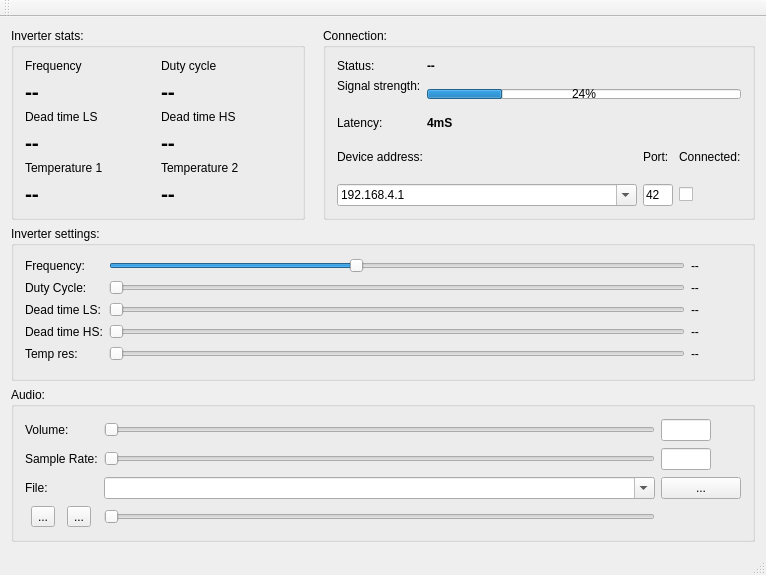
Before: the Qt Designer form Software/TeslaTuner/TeslaTuner/TeslaTuner.ui in kavionic/TeslaDriver, drawn with Qt 5.
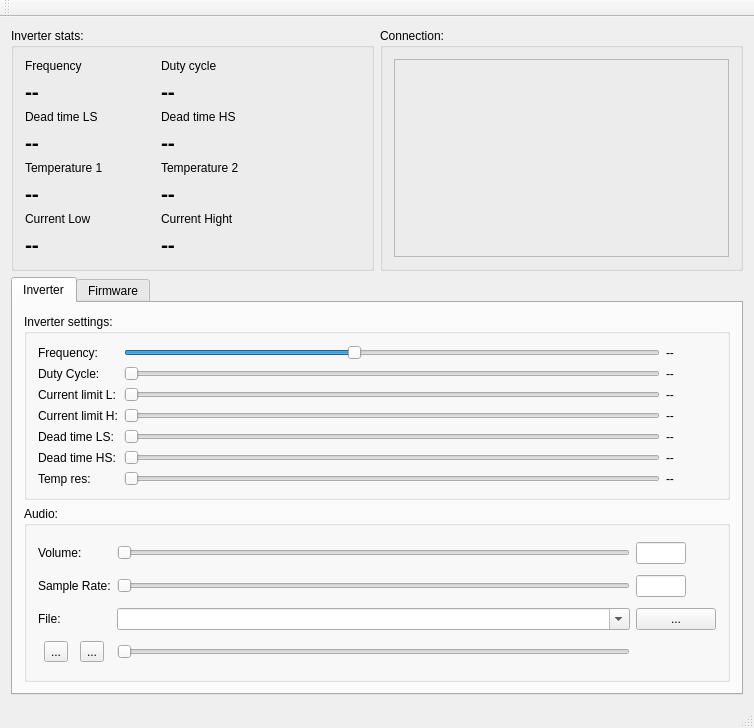
After: the same form once the commit is applied. Icons and pictures are not drawn. Custom widgets are drawn as their Qt base class.

Patch:
```diff
--- a/Software/TeslaTuner/TeslaTuner/TeslaTuner.ui
+++ b/Software/TeslaTuner/TeslaTuner/TeslaTuner.ui
@@ -6,8 +6,8 @@
    <rect>
     <x>0</x>
     <y>0</y>
-    <width>766</width>
-    <height>575</height>
+    <width>754</width>
+    <height>728</height>
    </rect>
   </property>
   <property name="windowTitle">
@@ -15,168 +15,6 @@
   </property>
   <widget class="QWidget" name="centralWidget">
    <layout class="QGridLayout" name="gridLayout">
-    <item row="2" column="0" colspan="4">
-     <widget class="QGroupBox" name="groupBox">
-      <property name="title">
-       <string>Inverter settings:</string>
-      </property>
-      <layout class="QGridLayout" name="gridLayout_2">
-       <item row="0" column="3">
-        <widget class="QLabel" name="m_FrequencySliderValue">
-         <property name="minimumSize">
-          <size>
-           <width>50</width>
-           <height>0</height>
-          </size>
-         </property>
-         <property name="text">
-          <string>--</string>
-         </property>
-        </widget>
-       </item>
-       <item row="1" column="3">
-        <widget class="QLabel" name="m_DutyCycleSliderValue">
-         <property name="text">
-          <string>--</string>
-         </property>
-        </widget>
-       </item>
-       <item row="0" column="2">
-        <widget class="QSlider" name="m_FrequencySlider">
-         <property name="minimum">
-          <number>65000</number>
-         </property>
-         <property name="maximum">
-          <number>150000</number>
-         </property>
-         <property name="singleStep">
-          <number>100</number>
-         </property>
-         <property name="pageStep">
-          <number>1000</number>
-         </property>
-         <property name="value">
-          <number>80000</number>
-         </property>
-         <property name="orientation">
-          <enum>Qt::Horizontal</enum>
-         </property>
-        </widget>
-       </item>
-       <item row="1" column="0">
-        <widget class="QLabel" name="label">
-         <property name="text">
-          <string>Duty Cycle:</string>
-         </property>
-        </widget>
-       </item>
-       <item row="3" column="0">
-        <widget class="QLabel" name="label_7">
-         <property name="text">
-          <string>Dead time HS:</string>
-         </property>
-        </widget>
-       </item>
-       <item row="3" column="3">
-        <widget class="QLabel" name="m_DeadTimeHSSliderValue">
-         <property name="text">
-          <string>--</string>
-         </property>
-        </widget>
-       </item>
-       <item row="3" column="2">
-        <widget class="QSlider" name="m_DeadTimeHSSlider">
-         <property name="maximum">
-          <number>255</number>
-         </property>
-         <property name="orientation">
-          <enum>Qt::Horizontal</enum>
-         </property>
-        </widget>
-       </item>
-       <item row="2" column="3">
-        <widget class="QLabel" name="m_DeadTimeLSSliderValue">
-         <property name="text">
-          <string>--</string>
-         </property>
-        </widget>
-       </item>
-       <item row="0" column="0">
-        <widget class="QLabel" name="label_3">
-         <property name="text">
-          <string>Frequency:</string>
-         </property>
-        </widget>
-       </item>
-       <item row="1" column="2">
-        <widget class="QSlider" name="m_DutyCycleSlider">
-         <property name="maximum">
-          <number>65535</number>
-         </property>
-         <property name="singleStep">
-          <number>655</number>
-         </property>
-         <property name="pageStep">
-          <number>6554</number>
-         </property>
-         <property name="orientation">
-          <enum>Qt::Horizontal</enum>
-         </property>
-        </widget>
-       </item>
-       <item row="2" column="2">
-        <widget class="QSlider" name="m_DeadTimeLSSlider">
-         <property name="maximum">
-          <number>255</number>
-         </property>
-         <property name="orientation">
-          <enum>Qt::Horizontal</enum>
-         </property>
-        </widget>
-       </item>
-       <item row="2" column="0">
-        <widget class="QLabel" name="label_5">
-         <property name="text">
-          <string>Dead time LS:</string>
-         </property>
-        </widget>
-       </item>
-       <item row="4" column="0">
-        <widget class="QLabel" name="label_18">
-         <property name="text">
-          <string>Temp res:</string>
-         </property>
-        </widget>
-       </item>
-       <item row="4" column="2">
-        <widget class="QSlider" name="m_TemperatureResolutionSlider">
-         <property name="minimum">
-          <number>9</number>
-         </property>
-         <property name="maximum">
-          <number>12</number>
-         </property>
-         <property name="pageStep">
-          <number>1</number>
-         </property>
-         <property name="orientation">
-          <enum>Qt::Horizontal</enum>
-         </property>
-         <property name="invertedAppearance">
-          <bool>false</bool>
-         </property>
-        </widget>
-       </item>
-       <item row="4" column="3">
-        <widget class="QLabel" name="m_TemperatureResolutionSliderValue">
-         <property name="text">
-          <string>--</string>
-         </property>
-        </widget>
-       </item>
-      </layout>
-     </widget>
-    </item>
     <item row="0" column="0">
      <widget class="QGroupBox" name="groupBox_2">
       <property name="title">
@@ -333,159 +171,274 @@
          </property>
         </widget>
        </item>
-      </layout>
-     </widget>
-    </item>
-    <item row="0" column="3">
-     <widget class="QGroupBox" name="groupBox_3">
-      <property name="title">
-       <string>Connection:</string>
-      </property>
-      <layout class="QVBoxLayout" name="verticalLayout">
-       <item>
-        <layout class="QGridLayout" name="gridLayout_3">
-         <item row="0" column="0">
-          <widget class="QLabel" name="label_4">
-           <property name="text">
-            <string>Status:</string>
-           </property>
-          </widget>
-         </item>
-         <item row="0" column="1">
-          <widget class="QLabel" name="m_ConnectionStatusView">
-           <property name="font">
-            <font>
-             <weight>75</weight>
-             <bold>true</bold>
-            </font>
-           </property>
-           <property name="text">
-            <string>--</string>
-           </property>
-          </widget>
-         </item>
-         <item row="3" column="1">
-          <widget class="QLabel" name="m_LatencyView">
-           <property name="font">
-            <font>
-             <weight>75</weight>
-             <bold>true</bold>
-            </font>
-           </property>
-           <property name="text">
-            <string>4mS</string>
-           </property>
-          </widget>
-         </item>
-         <item row="3" column="0">
-          <widget class="QLabel" name="label_13">
-           <property name="text">
-            <string>Latency:</string>
-           </property>
-          </widget>
-         </item>
-         <item row="1" column="0">
-          <widget class="QLabel" name="label_10">
-           <property name="text">
-            <string>Signal strength:</string>
-           </property>
-          </widget>
-         </item>
-         <item row="1" column="1" rowspan="2">
-          <widget class="QProgressBar" name="m_SignalStrengthView">
-           <property name="maximumSize">
-            <size>
-             <width>16777215</width>
-             <height>10</height>
-            </size>
-           </property>
-           <property name="value">
-            <number>24</number>
-           </property>
-           <property name="invertedAppearance">
-            <bool>false</bool>
-           </property>
-           <property name="format">
-            <string extracomment="0">%p%</string>
-           </property>
-          </widget>
-         </item>
-        </layout>
-       </item>
-       <item>
-        <layout class="QGridLayout" name="gridLayout_4">
-         <item row="1" column="0">
-          <widget class="QComboBox" name="m_DeviceAddressView">
-           <property name="minimumSize">
-            <size>
-             <width>300</width>
-             <height>0</height>
-            </size>
-           </property>
-           <property name="editable">
-            <bool>true</bool>
-           </property>
-           <property name="currentText">
-            <string>192.168.4.1</string>
-           </property>
-           <property name="insertPolicy">
-            <enum>QComboBox::InsertAtTop</enum>
-           </property>
-          </widget>
-         </item>
-         <item row="0" column="1">
-          <widget class="QLabel" name="label_16">
-           <property name="text">
-            <string>Port:</string>
-           </property>
-          </widget>
-         </item>
-         <item row="0" column="0">
+       <item row="7" column="0">
           <widget class="QLabel" name="label_15">
-           <property name="sizePolicy">
-            <sizepolicy hsizetype="Minimum" vsizetype="Preferred">
-             <horstretch>0</horstretch>
-             <verstretch>0</verstretch>
-            </sizepolicy>
-           </property>
            <property name="text">
-            <string>Device address:</string>
+          <string>Current Low</string>
            </property>
           </widget>
          </item>
-         <item row="1" column="1">
-          <widget class="QLineEdit" name="m_DevicePortView">
-           <property name="inputMask">
-            <string>90000</string>
-           </property>
-           <property name="text">
-            <string>42</string>
-           </property>
-          </widget>
-         </item>
-         <item row="0" column="2">
+       <item row="7" column="1">
           <widget class="QLabel" name="label_19">
            <property name="text">
-            <string>Connected:</string>
+          <string>Current Hight</string>
+         </property>
+        </widget>
+       </item>
+       <item row="8" column="0">
+        <widget class="QLabel" name="m_PWMCurrentLow">
+         <property name="font">
+          <font>
+           <pointsize>16</pointsize>
+           <weight>75</weight>
+           <bold>true</bold>
+          </font>
+         </property>
+         <property name="text">
+          <string>--</string>
+         </property>
+        </widget>
+       </item>
+       <item row="8" column="1">
+        <widget class="QLabel" name="m_PWMCurrentHigh">
+         <property name="font">
+          <font>
+           <pointsize>16</pointsize>
+           <weight>75</weight>
+           <bold>true</bold>
+          </font>
+         </property>
+         <property name="text">
+          <string>--</string>
+         </property>
+        </widget>
+       </item>
+      </layout>
+     </widget>
+    </item>
+    <item row="2" column="0" colspan="2">
+     <widget class="QTabWidget" name="tabWidget">
+      <property name="currentIndex">
+       <number>0</number>
+      </property>
+      <widget class="QWidget" name="InverterTab">
+       <attribute name="title">
+        <string>Inverter</string>
+       </attribute>
+       <layout class="QGridLayout" name="gridLayout_6">
+        <item row="0" column="0">
+         <layout class="QVBoxLayout" name="verticalLayout_2">
+          <item>
+           <widget class="QGroupBox" name="groupBox">
+            <property name="title">
+             <string>Inverter settings:</string>
+            </property>
+            <layout class="QGridLayout" name="gridLayout_2">
+             <item row="4" column="3">
+              <widget class="QLabel" name="m_DeadTimeLSSliderValue">
+               <property name="text">
+                <string>--</string>
+               </property>
+              </widget>
+             </item>
+             <item row="4" column="2">
+              <widget class="QSlider" name="m_DeadTimeLSSlider">
+               <property name="maximum">
+                <number>255</number>
+               </property>
+               <property name="orientation">
+                <enum>Qt::Horizontal</enum>
+               </property>
+              </widget>
+             </item>
+             <item row="5" column="2">
+              <widget class="QSlider" name="m_DeadTimeHSSlider">
+               <property name="maximum">
+                <number>255</number>
+               </property>
+               <property name="orientation">
+                <enum>Qt::Horizontal</enum>
            </property>
           </widget>
          </item>
          <item row="1" column="2">
-          <widget class="QCheckBox" name="m_ConnectCheckBox">
+              <widget class="QSlider" name="m_DutyCycleSlider">
+               <property name="maximum">
+                <number>65535</number>
+               </property>
+               <property name="singleStep">
+                <number>655</number>
+               </property>
+               <property name="pageStep">
+                <number>6554</number>
+               </property>
+               <property name="orientation">
+                <enum>Qt::Horizontal</enum>
+               </property>
+              </widget>
+             </item>
+             <item row="0" column="2">
+              <widget class="QSlider" name="m_FrequencySlider">
+               <property name="minimum">
+                <number>65000</number>
+               </property>
+               <property name="maximum">
+                <number>150000</number>
+               </property>
+               <property name="singleStep">
+                <number>100</number>
+               </property>
+               <property name="pageStep">
+                <number>1000</number>
+               </property>
+               <property name="value">
+                <number>80000</number>
+               </property>
+               <property name="orientation">
+                <enum>Qt::Horizontal</enum>
+               </property>
+              </widget>
+             </item>
+             <item row="6" column="3">
+              <widget class="QLabel" name="m_TemperatureResolutionSliderValue">
            <property name="text">
-            <string/>
+                <string>--</string>
+               </property>
+              </widget>
+             </item>
+             <item row="5" column="3">
+              <widget class="QLabel" name="m_DeadTimeHSSliderValue">
+               <property name="text">
+                <string>--</string>
+               </property>
+              </widget>
+             </item>
+             <item row="0" column="3">
+              <widget class="QLabel" name="m_FrequencySliderValue">
+               <property name="minimumSize">
+                <size>
+                 <width>50</width>
+                 <height>0</height>
+                </size>
+               </property>
+               <property name="text">
+                <string>--</string>
+               </property>
+              </widget>
+             </item>
+             <item row="6" column="2">
+              <widget class="QSlider" name="m_TemperatureResolutionSlider">
+               <property name="minimum">
+                <number>9</number>
+               </property>
+               <property name="maximum">
+                <number>12</number>
+               </property>
+               <property name="pageStep">
+                <number>1</number>
+               </property>
+               <property name="orientation">
+                <enum>Qt::Horizontal</enum>
+               </property>
+               <property name="invertedAppearance">
+                <bool>false</bool>
+               </property>
+              </widget>
+             </item>
+             <item row="1" column="0">
+              <widget class="QLabel" name="label">
+               <property name="text">
+                <string>Duty Cycle:</string>
+               </property>
+              </widget>
+             </item>
+             <item row="5" column="0">
+              <widget class="QLabel" name="label_7">
+               <property name="text">
+                <string>Dead time HS:</string>
+               </property>
+              </widget>
+             </item>
+             <item row="6" column="0">
+              <widget class="QLabel" name="label_18">
+               <property name="text">
+                <string>Temp res:</string>
+               </property>
+              </widget>
+             </item>
+             <item row="0" column="0">
+              <widget class="QLabel" name="label_3">
+               <property name="text">
+                <string>Frequency:</string>
+               </property>
+              </widget>
+             </item>
+             <item row="1" column="3">
+              <widget class="QLabel" name="m_DutyCycleSliderValue">
+               <property name="text">
+                <string>--</string>
+               </property>
+              </widget>
+             </item>
+             <item row="2" column="0">
+              <widget class="QLabel" name="label_10">
+               <property name="text">
+                <string>Current limit L:</string>
+               </property>
+              </widget>
+             </item>
+             <item row="3" column="0">
+              <widget class="QLabel" name="label_13">
+               <property name="text">
+                <string>Current limit H:</string>
+               </property>
+              </widget>
+             </item>
+             <item row="4" column="0">
+              <widget class="QLabel" name="label_5">
+               <property name="text">
+                <string>Dead time LS:</string>
+               </property>
+              </widget>
+             </item>
+             <item row="2" column="2">
+              <widget class="QSlider" name="m_CurrentLimitLowSlider">
+               <property name="maximum">
+                <number>4095</number>
+               </property>
+               <property name="orientation">
+                <enum>Qt::Horizontal</enum>
+               </property>
+              </widget>
+             </item>
+             <item row="3" column="2">
+              <widget class="QSlider" name="m_CurrentLimitHighSlider">
+               <property name="maximum">
+                <number>4095</number>
+               </property>
+               <property name="orientation">
+                <enum>Qt::Horizontal</enum>
+               </property>
+              </widget>
+             </item>
+             <item row="2" column="3">
+              <widget class="QLabel" name="m_CurrentLimitLowSliderValue">
+               <property name="text">
+                <string>--</string>
+               </property>
+              </widget>
+             </item>
+             <item row="3" column="3">
+              <widget class="QLabel" name="m_CurrentLimitHighSliderValue">
+               <property name="text">
+                <string>--</string>
            </property>
           </widget>
          </item>
         </layout>
+           </widget>
        </item>
        <item>
-        <layout class="QHBoxLayout" name="horizontalLayout"/>
-       </item>
-      </layout>
-     </widget>
-    </item>
-    <item row="3" column="0" colspan="4">
      <widget class="QGroupBox" name="groupBox_4">
       <property name="title">
        <string>Audio:</string>
@@ -637,6 +590,51 @@
      </widget>
     </item>
    </layout>
+        </item>
+       </layout>
+      </widget>
+      <widget class="QWidget" name="FirmwareTab">
+       <attribute name="title">
+        <string>Firmware</string>
+       </attribute>
+       <layout class="QGridLayout" name="gridLayout_7">
+        <item row="0" column="0">
+         <widget class="FirmwareWriter" name="m_FirmwareWriter">
+          <property name="frameShape">
+           <enum>QFrame::StyledPanel</enum>
+          </property>
+          <property name="frameShadow">
+           <enum>QFrame::Raised</enum>
+          </property>
+         </widget>
+        </item>
+       </layout>
+      </widget>
+     </widget>
+    </item>
+    <item row="0" column="1">
+     <widget class="QGroupBox" name="groupBox_3">
+      <property name="title">
+       <string>Connection:</string>
+      </property>
+      <layout class="QVBoxLayout" name="verticalLayout">
+       <item>
+        <widget class="ConnectionPanel" name="m_ConnectionPanel">
+         <property name="frameShape">
+          <enum>QFrame::StyledPanel</enum>
+         </property>
+         <property name="frameShadow">
+          <enum>QFrame::Raised</enum>
+         </property>
+        </widget>
+       </item>
+       <item>
+        <layout class="QHBoxLayout" name="horizontalLayout"/>
+       </item>
+      </layout>
+     </widget>
+    </item>
+   </layout>
   </widget>
   <widget class="QMenuBar" name="menuBar">
    <property name="geometry">
@@ -659,6 +657,20 @@
   <widget class="QStatusBar" name="statusBar"/>
  </widget>
  <layoutdefault spacing="6" margin="11"/>
+ <customwidgets>
+  <customwidget>
+   <class>FirmwareWriter</class>
+   <extends>QFrame</extends>
+   <header>FirmwareWriter.h</header>
+   <container>1</container>
+  </customwidget>
+  <customwidget>
+   <class>ConnectionPanel</class>
+   <extends>QFrame</extends>
+   <header>ConnectionPanel.h</header>
+   <container>1</container>
+  </customwidget>
+ </customwidgets>
  <resources>
   <include location="TeslaTuner.qrc"/>
  </resources>
```
Left out of the diff: 128 changed lines with no effect on the pictures. Lines whose indentation alone changed are shown as unchanged.
